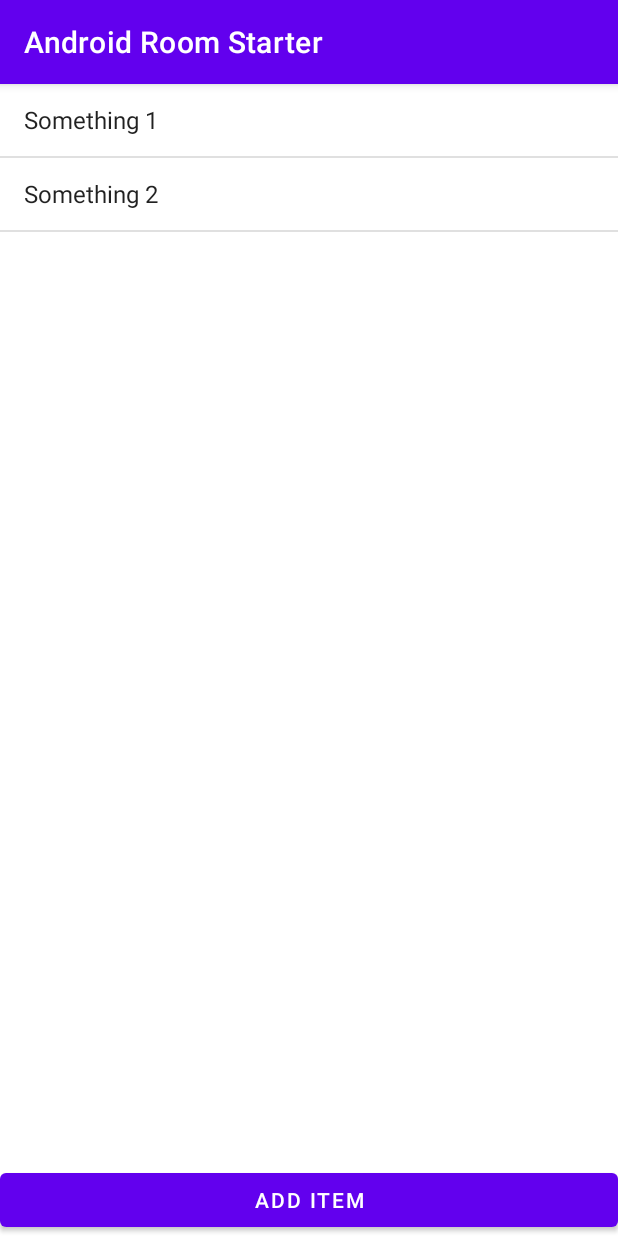
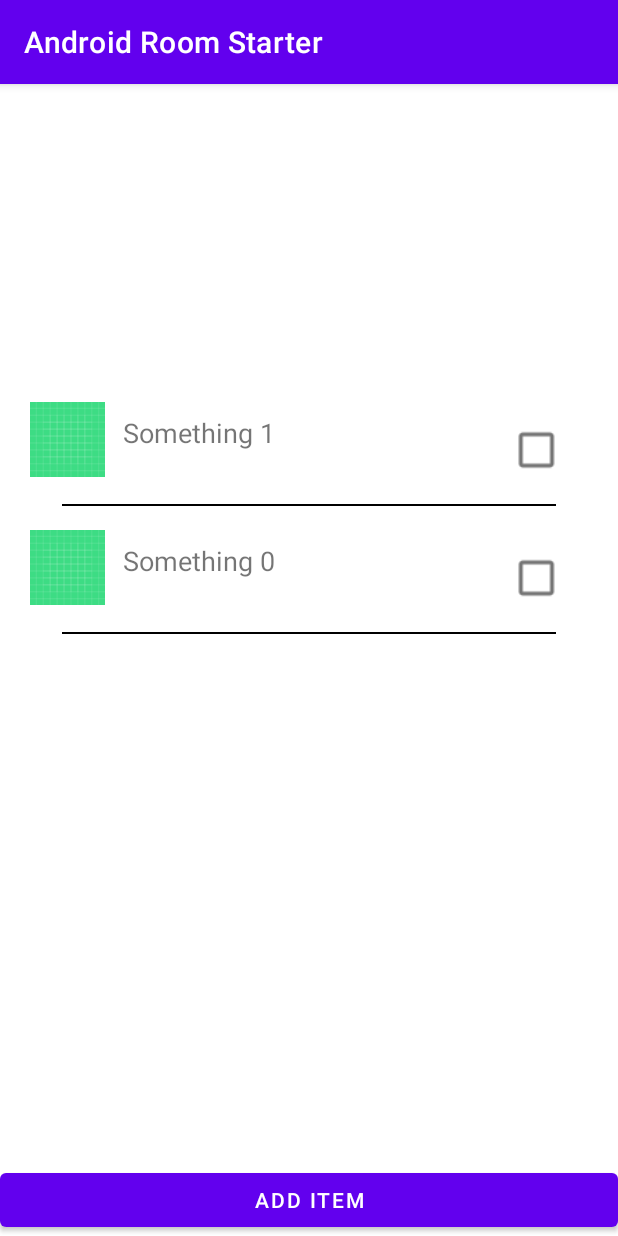
Before and after one commit to sir-hadi/AndroidRoomStarter, an Android app: the screen it shows after launch (MainActivity), after a tap on "ADD ITEM", on a phone screen of 412 x 824 dp. Run offline under Robolectric (Android 15) with nearby library versions, the phone set to English and light mode, and no system bars; our stand-ins replace Room's generated code.

```diff
--- a/app/build.gradle
+++ b/app/build.gradle
@@ -60,4 +60,9 @@ dependencies {
     // Coroutine Lifecycle Scopes
     implementation "androidx.lifecycle:lifecycle-viewmodel-ktx:2.2.0"
     implementation "androidx.lifecycle:lifecycle-runtime-ktx:2.2.0"
+
+    implementation "androidx.cardview:cardview:1.0.0"
+    implementation "androidx.recyclerview:recyclerview:1.1.0"
+    // For control over item selection of both touch and mouse driven selection
+    implementation "androidx.recyclerview:recyclerview-selection:1.1.0"
 }
--- /dev/null
+++ b/app/src/main/java/com/example/android/androidroomstarter/ItemDataHolder.kt
@@ -0,0 +1,3 @@
+package com.example.android.androidroomstarter
+
+data class ItemDataHolder(var imageResource: Int, var text:String, var checkStatus:Boolean)
--- a/app/src/main/java/com/example/android/androidroomstarter/MainActivity.kt
+++ b/app/src/main/java/com/example/android/androidroomstarter/MainActivity.kt
@@ -2,9 +2,9 @@ package com.example.android.androidroomstarter
 
 import androidx.appcompat.app.AppCompatActivity
 import android.os.Bundle
-import android.widget.ArrayAdapter
 import android.widget.Button
 import androidx.lifecycle.lifecycleScope
+import androidx.recyclerview.widget.LinearLayoutManager
 import com.example.android.androidroomstarter.entities.Task
 import kotlinx.android.synthetic.main.activity_main.*
 import kotlinx.coroutines.launch
@@ -12,36 +12,49 @@ import java.util.ArrayList
 import kotlin.random.Random
 
 class MainActivity : AppCompatActivity() {
-    var num = 0
-    lateinit var items : ArrayList<String>
-    lateinit var adapter: ArrayAdapter<String>
+    var num = 1
+    lateinit var items : ArrayList<ItemDataHolder>
+    lateinit var adapter: TodoAdapter
 
     override fun onCreate(savedInstanceState: Bundle?) {
         super.onCreate(savedInstanceState)
         setContentView(R.layout.activity_main)
 
         val dao = TodoDatabase.getInstance(this).todoDao()
-        dao.insertTask(Task(++num,"Something ${num}",false))
+        num = dao.getLastId()
+        dao.insertTask(Task(num,"Something ${num}",false))
+
+
 
         items = ArrayList()
         val taskList = dao.getAll()
-        taskList.forEach { items.add(it.taskName) }
-        adapter = ArrayAdapter(
-            this,
-            android.R.layout.simple_list_item_1,
-            items
-        )
-        list_view.adapter = adapter
+        taskList.forEach {
+            items.add(ItemDataHolder(R.drawable.ic_launcher_background,
+                    "Something ${it.id}",
+                    false
+                )
+            )
+        }
+
+        adapter = TodoAdapter(items)
+        recycler_view.adapter = adapter
+        recycler_view.layoutManager = LinearLayoutManager(this)
 
         add.setOnClickListener {
             lifecycleScope.launch {
-                dao.insertTask(Task(++num,"Something ${num}",false))
-                items.add("Something ${num}")
-                adapter.notifyDataSetChanged()
+                ++num
+                dao.insertTask(Task(num,"Something ${num}",false))
+                val newItem = ItemDataHolder(
+                        R.drawable.ic_launcher_background,
+                        "Something ${num}",
+                        false
+                )
+                items.add(0,newItem)
+                adapter.notifyItemInserted(0)
+                recycler_view.smoothScrollToPosition(0);
 
             }
         }
+    }
 
-
-    }
 }
--- /dev/null
+++ b/app/src/main/java/com/example/android/androidroomstarter/TodoAdapter.kt
@@ -0,0 +1,52 @@
+package com.example.android.androidroomstarter
+
+import android.content.Context
+import android.view.LayoutInflater
+import android.view.View
+import android.view.ViewGroup
+import android.widget.CheckBox
+import android.widget.ImageView
+import android.widget.TextView
+import androidx.recyclerview.widget.RecyclerView
+import android.util.Log
+import kotlinx.android.synthetic.main.card_item.view.*
+
+
+class TodoAdapter(private val exampleList: List<ItemDataHolder>) :
+
+    RecyclerView.Adapter<TodoAdapter.ItemViewHolder>() {
+    lateinit var context: Context
+    lateinit var dao: TodoDao
+
+
+    override fun onCreateViewHolder(parent: ViewGroup, viewType: Int): ItemViewHolder {
+        context = parent.context
+        dao = TodoDatabase.getInstance(context).todoDao()
+        val itemView = LayoutInflater.from(parent.context).inflate(R.layout.card_item,
+                parent, false)
+        return ItemViewHolder(itemView)
+    }
+
+
+    override fun onBindViewHolder(holder: ItemViewHolder, position: Int) {
+        val currentItem = exampleList[position]
+        holder.imageView.setImageResource(currentItem.imageResource)
+        holder.textView.text = currentItem.text
+//        holder.checkBox.isChecked = currentItem.checkStatus
+        holder.checkBox.setChecked(currentItem.checkStatus)
+
+        holder.checkBox.setOnCheckedChangeListener { compoundButton, b ->
+            dao.updateDone(currentItem.text,b)
+            Log.e("onChecked", "Boom")
+        }
+    }
+
+    override fun getItemCount() = exampleList.size
+
+    class ItemViewHolder(itemView: View) : RecyclerView.ViewHolder(itemView) {
+        val imageView: ImageView = itemView.image_view
+        val textView: TextView = itemView.text_view_1
+        val checkBox: CheckBox = itemView.checkbox
+    }
+
+}
--- a/app/src/main/java/com/example/android/androidroomstarter/TodoDao.kt
+++ b/app/src/main/java/com/example/android/androidroomstarter/TodoDao.kt
@@ -11,6 +11,14 @@ interface TodoDao {
     @Query("SELECT * FROM Task")
     fun getAll(): List<Task>
 
+    @Query("SELECT MAX(id) FROM Task")
+    fun getLastId(): Int
+
     @Delete
     fun delete(task: Task)
+
+    @Query("UPDATE Task SET done = :done WHERE taskName = :taskName")
+    fun updateDone(taskName: String, done: Boolean)
+
+
 }
--- /dev/null
+++ b/app/src/main/res/drawable/line.xml
@@ -0,0 +1,11 @@
+<vector xmlns:android="http://schemas.android.com/apk/res/android"
+    android:width="329.544dp"
+    android:height="1dp"
+    android:viewportWidth="329.544"
+    android:viewportHeight="1">
+  <path
+      android:pathData="M0,0.5L329.544,0.5"
+      android:strokeWidth="1"
+      android:fillColor="#000000"
+      android:strokeColor="#000000"/>
+</vector>
--- a/app/src/main/res/layout/activity_main.xml
+++ b/app/src/main/res/layout/activity_main.xml
@@ -6,14 +6,18 @@
     android:layout_height="match_parent"
     tools:context=".MainActivity">
 
-    <ListView
-        android:id="@+id/list_view"
-        android:layout_width="wrap_content"
-        android:layout_height="400dp"
-        app:layout_constraintTop_toTopOf="parent"
-        app:layout_constraintLeft_toLeftOf="parent"
-        app:layout_constraintRight_toRightOf="parent"
-        />
+    <androidx.recyclerview.widget.RecyclerView
+        android:id="@+id/recycler_view"
+        android:layout_width="match_parent"
+        android:layout_height="520dp"
+        android:layout_marginBottom="44dp"
+        android:paddingLeft="12dp"
+        android:paddingRight="12dp"
+        app:layout_constraintBottom_toBottomOf="parent"
+        app:layout_constraintEnd_toEndOf="parent"
+        app:layout_constraintHorizontal_bias="0.0"
+        app:layout_constraintStart_toStartOf="parent"
+        tools:listitem="@layout/card_item" />
 
     <Button
         android:id="@+id/add"
--- /dev/null
+++ b/app/src/main/res/layout/card_item.xml
@@ -0,0 +1,57 @@
+<?xml version="1.0" encoding="utf-8"?>
+<androidx.cardview.widget.CardView xmlns:android="http://schemas.android.com/apk/res/android"
+    xmlns:tools="http://schemas.android.com/tools"
+    android:layout_width="match_parent"
+    android:layout_height="wrap_content"
+    app:cardElevation="0dp"
+    android:layout_marginBottom="0dp"
+
+    xmlns:app="http://schemas.android.com/apk/res-auto">
+    <androidx.constraintlayout.widget.ConstraintLayout
+        android:layout_width="match_parent"
+        android:layout_height="match_parent"
+        android:padding="8dp">
+
+        <ImageView
+            android:id="@+id/image_view"
+            android:layout_width="50dp"
+            android:layout_height="50dp"
+            android:layout_marginEnd="8dp"
+            android:src="@drawable/ic_launcher_background"
+            app:layout_constraintLeft_toLeftOf="parent"
+            app:layout_constraintTop_toTopOf="parent"
+            />
+
+        <TextView
+            android:id="@+id/text_view_1"
+            android:layout_width="wrap_content"
+            android:layout_height="wrap_content"
+            android:layout_marginTop="8dp"
+            android:layout_marginLeft="12dp"
+            android:text="Line 1"
+            android:textSize="18sp"
+            app:layout_constraintLeft_toRightOf="@id/image_view"
+            app:layout_constraintTop_toTopOf="parent" />
+
+        <CheckBox
+            android:id="@+id/checkbox"
+            android:layout_width="wrap_content"
+            android:layout_height="wrap_content"
+            android:layout_marginTop="8dp"
+            android:scaleX="1.3"
+            android:scaleY="1.3"
+            android:text=" "
+            app:layout_constraintRight_toRightOf="parent"
+            app:layout_constraintTop_toTopOf="parent" />
+
+        <ImageView
+            android:layout_width="wrap_content"
+            android:layout_height="wrap_content"
+            android:src="@drawable/line"
+            android:layout_marginTop="18dp"
+            app:layout_constraintTop_toBottomOf="@id/image_view"
+            app:layout_constraintLeft_toLeftOf="parent"
+            app:layout_constraintRight_toRightOf="parent"/>
+
+    </androidx.constraintlayout.widget.ConstraintLayout>
+</androidx.cardview.widget.CardView>
```
